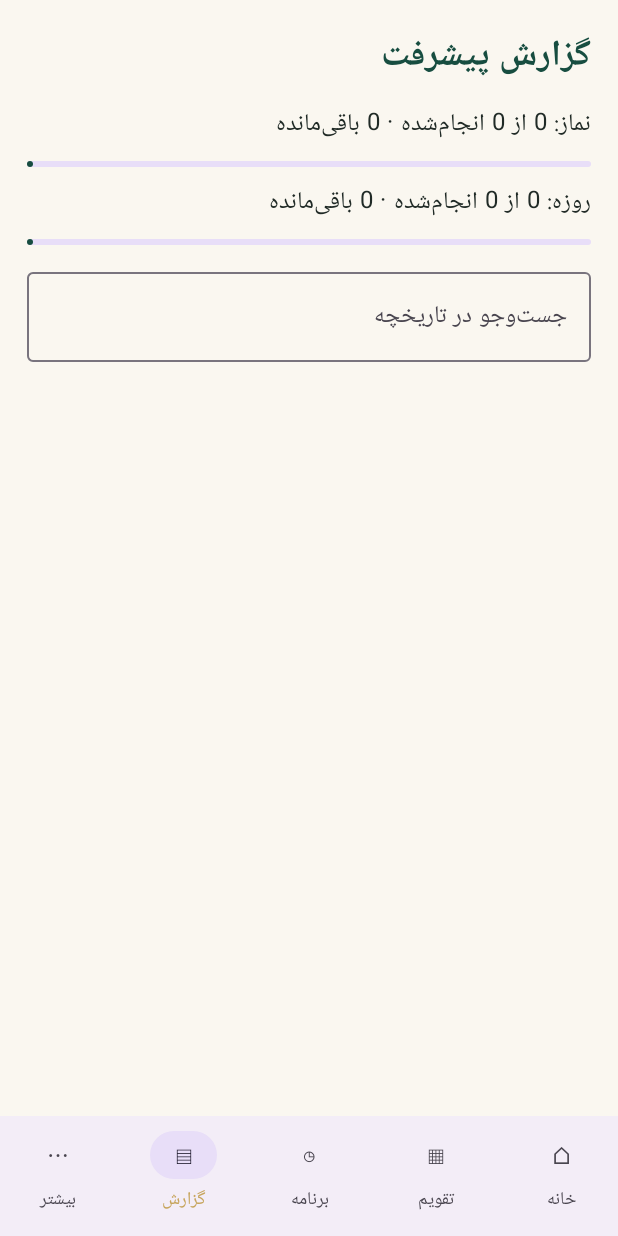
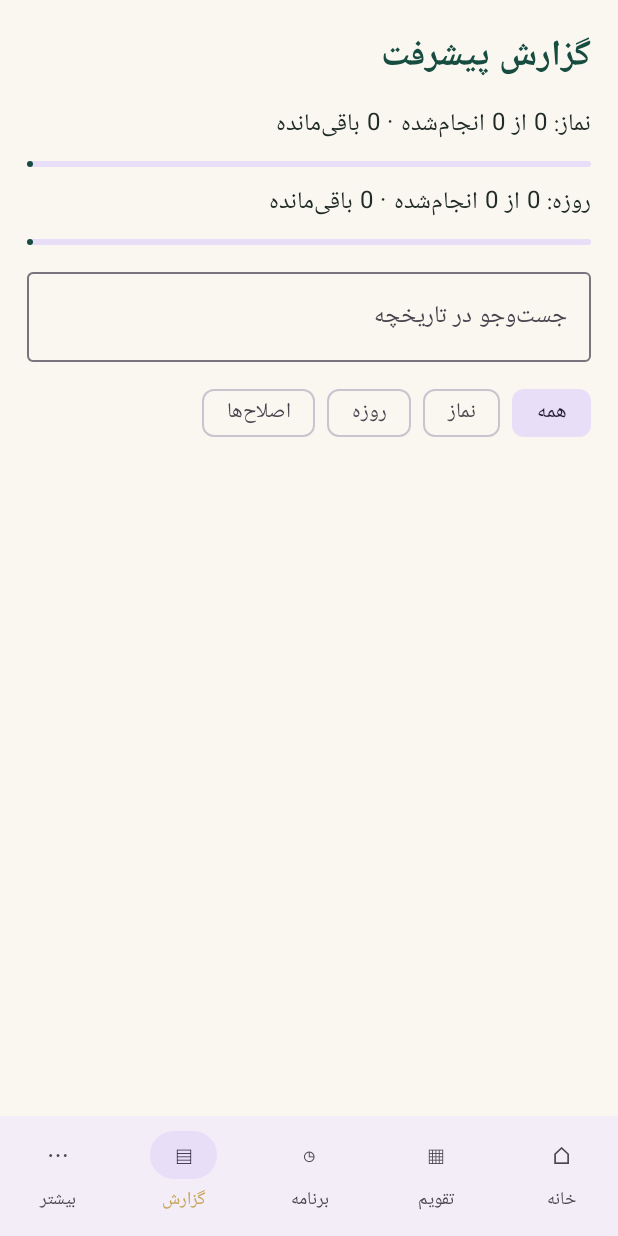
Before and after one commit to mohammad37496/Missed-Prayers-and-Fasts-Calculator, an Android app built with Jetpack Compose: the screen it shows after launch (MainActivity), item 4 of the bottom bar chosen, on a phone screen of 412 x 824 dp. Run offline under Robolectric (Android 15) with nearby library versions, the phone set to English and light mode, and no system bars; our stand-ins replace Room's generated code; libraries missing offline, so code that uses them is left out: net.zetetic.database; 14 statements that could not run were skipped.

Commit message:
feat: filter full debt history

```diff
--- a/app/src/main/java/ir/hirmand/missedprayers/ui/ProductScreens.kt
+++ b/app/src/main/java/ir/hirmand/missedprayers/ui/ProductScreens.kt
@@ -21,6 +21,7 @@ import androidx.compose.material3.Card
 import androidx.compose.material3.CardDefaults
 import androidx.compose.material3.AlertDialog
 import androidx.compose.material3.Checkbox
+import androidx.compose.material3.FilterChip
 import androidx.compose.material3.MaterialTheme
 import androidx.compose.material3.OutlinedButton
 import androidx.compose.material3.OutlinedTextField
@@ -38,9 +39,6 @@ import androidx.compose.ui.text.input.KeyboardType
 import androidx.compose.ui.unit.dp
 import androidx.compose.ui.platform.LocalContext
 import androidx.compose.runtime.DisposableEffect
-import androidx.compose.runtime.remember
-import androidx.compose.runtime.mutableStateOf
-import androidx.compose.runtime.setValue
 import androidx.media3.common.AudioAttributes as PlayerAudioAttributes
 import androidx.media3.common.C
 import androidx.media3.common.MediaItem
@@ -320,9 +318,11 @@ fun CalendarScreen(profile: UserProfileEntity?) {
     }
 }
 
+@OptIn(ExperimentalLayoutApi::class)
 @Composable
 fun ReportsScreen(prayers: List<PrayerDebtEntity>, fasting: FastingDebtEntity?, records: List<ir.hirmand.missedprayers.data.DebtRecordEntity>) {
     var search by remember { mutableStateOf("") }
+    var recordFilter by remember { mutableStateOf("ALL") }
     val prayerCompleted = prayers.sumOf { it.completed.toLong() }
     val prayerTotal = prayers.sumOf { it.total.toLong() }
     val fastingCompleted = fasting?.completed ?: 0
@@ -342,7 +342,22 @@ fun ReportsScreen(prayers: List<PrayerDebtEntity>, fasting: FastingDebtEntity?,
             } }
         }
         item { OutlinedTextField(search, { search = it }, label = { Text("جست‌وجو در تاریخچه") }, modifier = Modifier.fillMaxWidth()) }
-        items(records.filter { it.kind.contains(search, true) || it.reference.contains(search, true) || it.createdAt.toString().contains(search) }) { record ->
+        item {
+            FlowRow(horizontalArrangement = Arrangement.spacedBy(8.dp), verticalArrangement = Arrangement.spacedBy(6.dp)) {
+                listOf("ALL" to "همه", "PRAYER" to "نماز", "FASTING" to "روزه", "ADJUSTMENT" to "اصلاح‌ها").forEach { (value, label) ->
+                    FilterChip(selected = recordFilter == value, onClick = { recordFilter = value }, label = { Text(label) })
+                }
+            }
+        }
+        items(records.filter { record ->
+            val matchesFilter = when (recordFilter) {
+                "PRAYER" -> record.reference != "FASTING"
+                "FASTING" -> record.reference == "FASTING"
+                "ADJUSTMENT" -> record.kind.endsWith("ADJUSTMENT")
+                else -> true
+            }
+            matchesFilter && (record.kind.contains(search, true) || record.reference.contains(search, true) || record.createdAt.toString().contains(search))
+        }, key = { it.id }) { record ->
             val category = if (record.reference == "FASTING") "روزه" else "نماز ${PrayerType.entries.firstOrNull { it.name == record.reference }?.title ?: record.reference}"
             val kindLabel = if (record.kind.endsWith("ADJUSTMENT")) "اصلاح شمارنده" else "ثبت انجام‌شده"
             val localDate = java.time.Instant.ofEpochMilli(record.createdAt).atZone(ZoneId.systemDefault()).toLocalDate()
```
Also changed, not shown: 1 other file.
